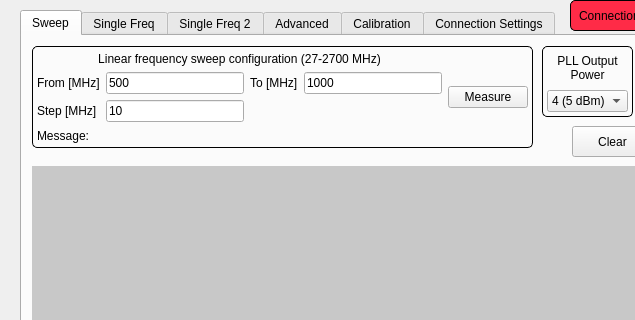
This is mainwindow.ui in ivodovc/antenna-measurement-system-gui as Qt 5 draws it before an edit; both pictures show x 0 to 635 and y 0 to 320 of the 812 by 613 pixel window. The edited form follows.
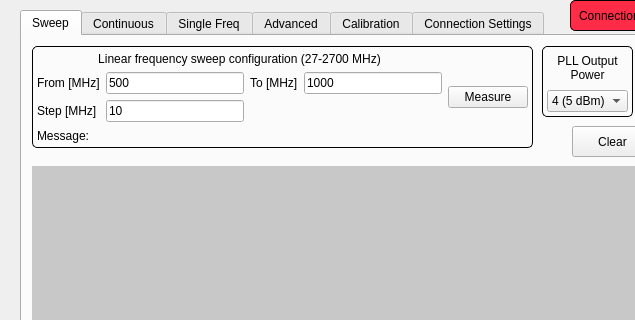
This is the edited form. Custom widgets are drawn as their Qt base class.

Commit message: fixed AMS_VERSION and AMS_HOWAREYOU to flush buffer before receiving

```diff
--- a/mainwindow.ui
+++ b/mainwindow.ui
@@ -291,7 +291,7 @@
     </widget>
     <widget class="QWidget" name="SingleFreqTab">
      <attribute name="title">
-      <string>Single Freq</string>
+      <string>Continuous</string>
      </attribute>
      <widget class="QWidget" name="gridWidget_2" native="true">
       <property name="geometry">
@@ -562,7 +562,7 @@
     </widget>
     <widget class="QWidget" name="SingleFreq2Tab">
      <attribute name="title">
-      <string>Single Freq 2</string>
+      <string>Single Freq</string>
      </attribute>
      <widget class="QWidget" name="readingWidget_4" native="true">
       <property name="geometry">
```
The commit also changes 2 other files.
